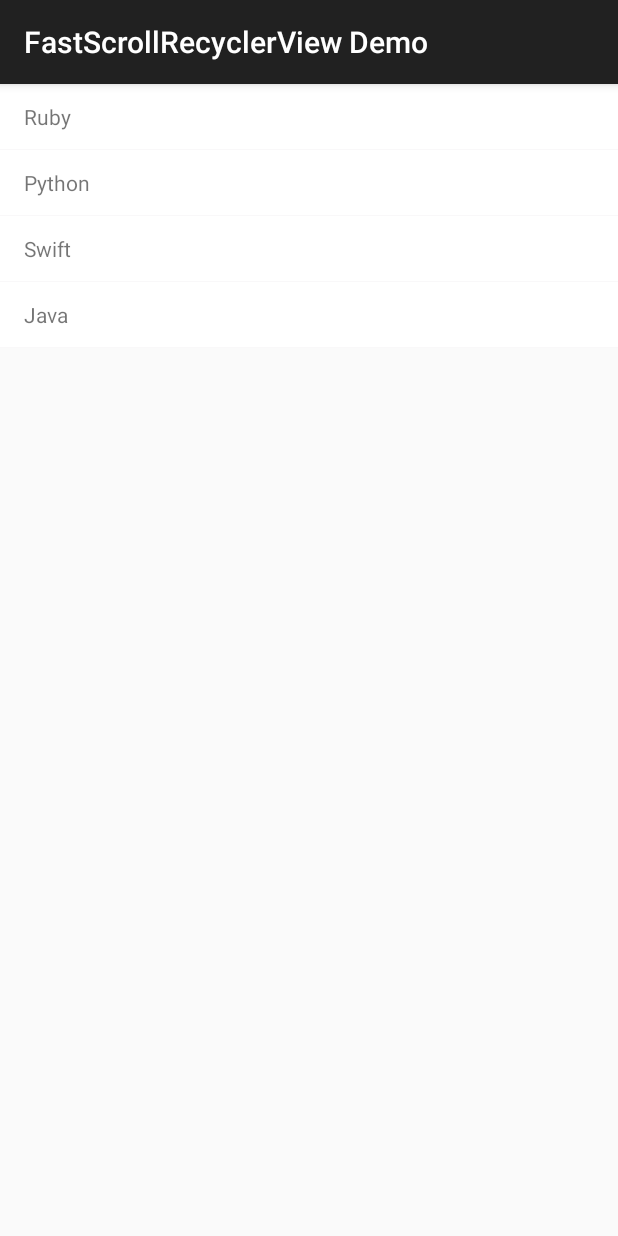
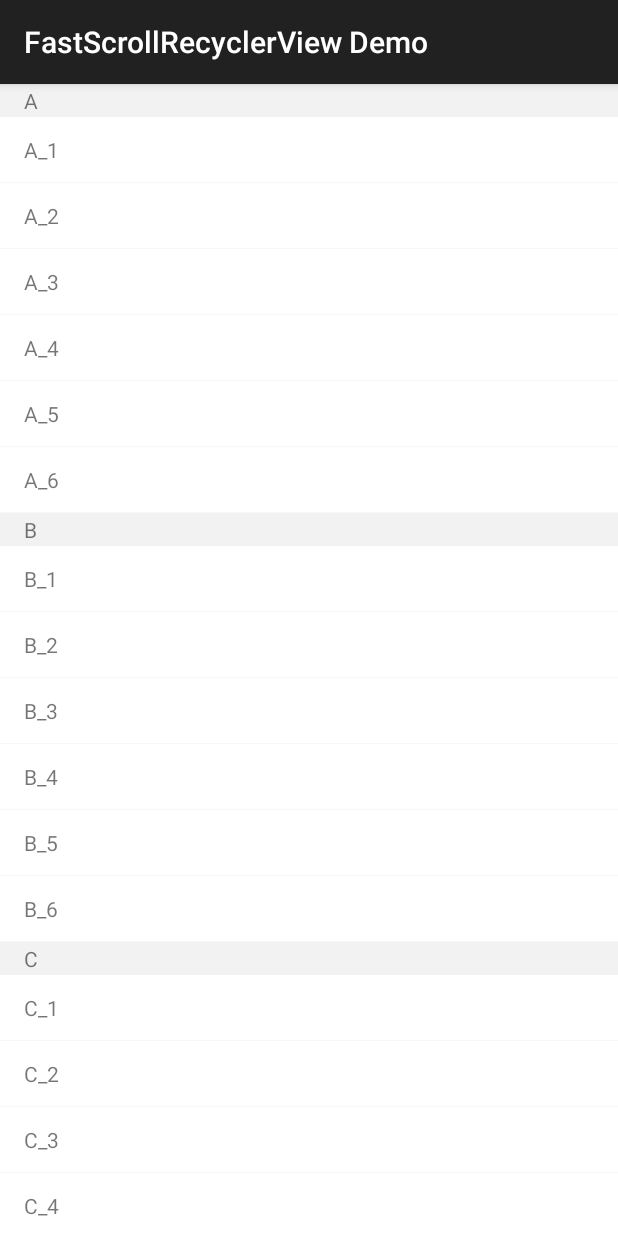
Before and after one commit to nanjingboy/AlphabetsRecyclerView, an Android app: the screen it shows after launch (MainActivity), on a phone screen of 412 x 824 dp. Run offline under Robolectric (Android 15) with nearby library versions, the phone set to English and light mode, and no system bars.

Commit message:
sectionable recyclerView

```diff
--- a/library/src/main/java/me/tom/fastscrollrecyclerview/FastScrollRecyclerView.java
+++ b/library/src/main/java/me/tom/fastscrollrecyclerview/FastScrollRecyclerView.java
@@ -4,6 +4,7 @@ import android.content.Context;
 import android.support.v7.widget.LinearLayoutManager;
 import android.support.v7.widget.RecyclerView;
 import android.util.AttributeSet;
+import android.view.View;
 
 public class FastScrollRecyclerView extends RecyclerView {
 
@@ -31,4 +32,23 @@ public class FastScrollRecyclerView extends RecyclerView {
             super.setLayoutManager(new LinearLayoutManager(mContext));
         }
     }
+
+    static abstract class DefaultViewHolder extends RecyclerView.ViewHolder {
+        public DefaultViewHolder(View view) {
+            super(view);
+        }
+    }
+
+    public static class GroupHeaderViewHolder extends DefaultViewHolder {
+        public GroupHeaderViewHolder(View view) {
+            super(view);
+        }
+    }
+
+    public static class GroupItemViewHolder extends DefaultViewHolder {
+
+        public GroupItemViewHolder(View view) {
+            super(view);
+        }
+    }
 }
--- a/library/src/main/java/me/tom/fastscrollrecyclerview/FastScrollRecyclerViewAdapter.java
+++ b/library/src/main/java/me/tom/fastscrollrecyclerview/FastScrollRecyclerViewAdapter.java
@@ -1,7 +1,102 @@
 package me.tom.fastscrollrecyclerview;
 
 import android.support.v7.widget.RecyclerView;
+import android.util.SparseArray;
+import android.view.ViewGroup;
 
-abstract public class FastScrollRecyclerViewAdapter<VH extends RecyclerView.ViewHolder> extends RecyclerView.Adapter<VH> {
+import java.util.List;
 
+abstract public class FastScrollRecyclerViewAdapter<GroupHeaderViewHolder extends FastScrollRecyclerView.GroupHeaderViewHolder, GroupItemViewHolder extends FastScrollRecyclerView.GroupItemViewHolder> extends RecyclerView.Adapter<FastScrollRecyclerView.DefaultViewHolder> {
+
+    protected final static int VIEW_TYPE_HEADER = -2;
+    protected final static int VIEW_TYPE_ITEM = -1;
+
+    protected SparseArray mGroupHeaderPositions = new SparseArray();
+
+    @Override
+    final public int getItemCount() {
+        int itemCount = 0;
+        int groupCount = getGroupCount();
+        mGroupHeaderPositions.clear();
+        for (int index = 0; index < groupCount; index++) {
+            mGroupHeaderPositions.append(itemCount, index);
+            itemCount += getGroupItemCount(index) + 1;
+        }
+        return itemCount;
+    }
+
+    @Override
+    final public long getItemId(int position) {
+        int groupPosition = mGroupHeaderPositions.indexOfKey(position);
+        if (groupPosition > -1) {
+            return getGroupId(groupPosition);
+        }
+        int[] positions = parsePosition(position);
+        return getGroupItemId(positions[0], positions[1]);
+    }
+
+    @Override
+    final public int getItemViewType(int position) {
+        if (mGroupHeaderPositions.indexOfKey(position) > -1) {
+            return VIEW_TYPE_HEADER;
+        }
+        return VIEW_TYPE_ITEM;
+    }
+
+    @Override
+    final public FastScrollRecyclerView.DefaultViewHolder onCreateViewHolder(ViewGroup parent, int viewType) {
+        if (viewType == VIEW_TYPE_HEADER) {
+            return onCreateGroupHeaderViewHolder(parent);
+        }
+        return onCreateGroupItemViewHolder(parent);
+    }
+
+    @Override
+    final public void onBindViewHolder(FastScrollRecyclerView.DefaultViewHolder holder, int position) {
+        int groupPosition = mGroupHeaderPositions.indexOfKey(position);
+        if (groupPosition > -1) {
+            onBindGroupHeaderViewHolder((GroupHeaderViewHolder) holder, groupPosition);
+        } else {
+            int[] positions = parsePosition(position);
+            onBindGroupItemViewHolder((GroupItemViewHolder) holder, positions[0], positions[1]);
+        }
+    }
+
+    @Override
+    final public void onBindViewHolder(FastScrollRecyclerView.DefaultViewHolder holder, int position, List<Object> payloads) {
+        super.onBindViewHolder(holder, position, payloads);
+    }
+
+    public long getGroupId(int groupPosition) {
+        return groupPosition;
+    }
+
+    public long getGroupItemId(int groupPosition, int groupItemPosition) {
+        return groupItemPosition;
+    }
+
+    protected int[] parsePosition(int position) {
+        synchronized (mGroupHeaderPositions) {
+            int headerPosition = -1;
+            int count = mGroupHeaderPositions.size();
+            for (int index = 0; index < count; index++) {
+                int groupHeaderPosition = mGroupHeaderPositions.keyAt(index);
+                if (position < groupHeaderPosition) {
+                    break;
+                }
+                headerPosition = groupHeaderPosition;
+            }
+            int groupIndex = Integer.parseInt(mGroupHeaderPositions.get(headerPosition).toString());
+            return new int[]{groupIndex, position - headerPosition - 1};
+        }
+    }
+
+    abstract public int getGroupCount();
+    abstract public int getGroupItemCount(int groupPosition);
+
+    abstract public GroupHeaderViewHolder onCreateGroupHeaderViewHolder(ViewGroup parent);
+    abstract public GroupItemViewHolder onCreateGroupItemViewHolder(ViewGroup parent);
+
+    abstract public void onBindGroupHeaderViewHolder(GroupHeaderViewHolder holder, int groupPosition);
+    abstract public void onBindGroupItemViewHolder(GroupItemViewHolder holder, int groupPosition, int groupItemPosition);
 }
--- a/library/src/main/res/drawable/alphabets_recycler_view_divider.xml
+++ b/library/src/main/res/drawable/alphabets_recycler_view_divider.xml
@@ -2,7 +2,7 @@
 <layer-list xmlns:android="http://schemas.android.com/apk/res/android">
     <item>
         <shape android:shape="rectangle">
-            <stroke android:width="1dp" android:color="@color/colorAlphabetsRecyclerViewDivider" />
+            <stroke android:width="1dp" android:color="@color/colorFastScrollRecyclerViewDivider" />
             <solid android:color="@android:color/white" />
         </shape>
     </item>
--- a/library/src/main/res/values/colors.xml
+++ b/library/src/main/res/values/colors.xml
@@ -1,4 +1,5 @@
 <?xml version="1.0" encoding="utf-8"?>
 <resources>
-    <color name="colorAlphabetsRecyclerViewDivider">#F9F8F9</color>
+    <color name="colorFastScrollRecyclerViewDivider">#F9F8F9</color>
+    <color name="colorFastScrollRecyclerViewHeader">#F2F2F2</color>
 </resources>
--- /dev/null
+++ b/library/src/main/res/values/dimens.xml
@@ -0,0 +1,7 @@
+<?xml version="1.0" encoding="utf-8"?>
+<resources>
+    <dimen name="fastScrollRecyclerViewHeaderHeight">22dp</dimen>
+    <dimen name="fastScrollRecyclerViewItemHeight">44dp</dimen>
+    <dimen name="fastScrollRecyclerViewItemPaddingLeft">16dp</dimen>
+    <dimen name="fastScrollRecyclerViewItemPaddingRight">16dp</dimen>
+</resources>
--- /dev/null
+++ b/sample/src/main/java/me/tom/fastscrollrecyclerview/sample/DemoAdapter.java
@@ -0,0 +1,76 @@
+package me.tom.fastscrollrecyclerview.sample;
+
+import android.content.Context;
+import android.view.LayoutInflater;
+import android.view.View;
+import android.view.ViewGroup;
+import android.widget.TextView;
+
+import java.util.ArrayList;
+import java.util.HashMap;
+
+import me.tom.fastscrollrecyclerview.FastScrollRecyclerView;
+import me.tom.fastscrollrecyclerview.FastScrollRecyclerViewAdapter;
+
+public class DemoAdapter extends FastScrollRecyclerViewAdapter<DemoAdapter.DemoHeadViewHolder, DemoAdapter.DemoItemViewHolder> {
+
+    private LayoutInflater mInflater;
+
+    private ArrayList<HashMap<String, Object>> mData;
+
+    public DemoAdapter(Context context, ArrayList<HashMap<String, Object>> data) {
+        mData = data;
+        mInflater = (LayoutInflater) context.getSystemService(Context.LAYOUT_INFLATER_SERVICE);
+    }
+
+    @Override
+    public int getGroupCount() {
+        return mData.size();
+    }
+
+    @Override
+    public int getGroupItemCount(int groupPosition) {
+        return ((ArrayList<String>) mData.get(groupPosition).get("records")).size();
+    }
+
+    @Override
+    public DemoHeadViewHolder onCreateGroupHeaderViewHolder(ViewGroup parent) {
+        return new DemoHeadViewHolder(mInflater.inflate(R.layout.demo_header, parent, false));
+    }
+
+    @Override
+    public DemoItemViewHolder onCreateGroupItemViewHolder(ViewGroup parent) {
+        return new DemoItemViewHolder(mInflater.inflate(R.layout.demo_item, parent, false));
+    }
+
+    @Override
+    public void onBindGroupHeaderViewHolder(DemoHeadViewHolder holder, int groupPosition) {
+        holder.titleView.setText(mData.get(groupPosition).get("key").toString());
+    }
+
+    @Override
+    public void onBindGroupItemViewHolder(DemoItemViewHolder holder, int groupPosition, int groupItemPosition) {
+        ArrayList<String> records = ((ArrayList<String>) mData.get(groupPosition).get("records"));
+        holder.titleView.setText(records.get(groupItemPosition));
+    }
+
+    public static class DemoHeadViewHolder extends FastScrollRecyclerView.GroupHeaderViewHolder {
+
+        public TextView titleView;
+
+        public DemoHeadViewHolder(View view) {
+            super(view);
+            titleView = (TextView) view.findViewById(R.id.titleView);
+        }
+    }
+
+    public static class DemoItemViewHolder extends FastScrollRecyclerView.GroupItemViewHolder {
+
+        public TextView titleView;
+
+        public DemoItemViewHolder(View view) {
+            super(view);
+            titleView = (TextView) view.findViewById(R.id.titleView);
+        }
+    }
+}
--- a/sample/src/main/java/me/tom/fastscrollrecyclerview/sample/LanguagesAdapter.java
+++ /dev/null
@@ -1,48 +0,0 @@
-package me.tom.fastscrollrecyclerview.sample;
-
-import android.content.Context;
-import android.support.v7.widget.RecyclerView;
-import android.view.LayoutInflater;
-import android.view.View;
-import android.view.ViewGroup;
-import android.widget.TextView;
-
-import java.util.List;
-
-import me.tom.fastscrollrecyclerview.FastScrollRecyclerViewAdapter;
-
-public class LanguagesAdapter extends FastScrollRecyclerViewAdapter<LanguagesAdapter.LanguageViewHolder> {
-
-    private List<String> mData;
-    protected LayoutInflater mInflater;
-
-    public LanguagesAdapter(Context context, List<String> data) {
-        mData = data;
-        mInflater = (LayoutInflater) context.getSystemService(Context.LAYOUT_INFLATER_SERVICE);
-    }
-
-    @Override
-    public int getItemCount() {
-        return mData.size();
-    }
-
-    @Override
-    public LanguageViewHolder onCreateViewHolder(ViewGroup parent, int viewType) {
-        return new LanguageViewHolder(mInflater.inflate(R.layout.language_item, parent, false));
-    }
-
-    @Override
-    public void onBindViewHolder(LanguageViewHolder holder, int position) {
-        holder.titleView.setText(mData.get(position));
-    }
-
-    public static class LanguageViewHolder extends RecyclerView.ViewHolder {
-
-        public TextView titleView;
-
-        public LanguageViewHolder(View view) {
-            super(view);
-            titleView = (TextView) view.findViewById(R.id.titleView);
-        }
-    }
-}
--- a/sample/src/main/java/me/tom/fastscrollrecyclerview/sample/MainActivity.java
+++ b/sample/src/main/java/me/tom/fastscrollrecyclerview/sample/MainActivity.java
@@ -4,23 +4,39 @@ import android.os.Bundle;
 import android.support.annotation.Nullable;
 import android.support.v7.app.AppCompatActivity;
 
+import java.util.ArrayList;
 import java.util.Arrays;
-import java.util.List;
+import java.util.HashMap;
 
 import me.tom.fastscrollrecyclerview.FastScrollRecyclerView;
 
 
 public class MainActivity extends AppCompatActivity {
 
-    private LanguagesAdapter mAdapter;
+    private DemoAdapter mAdapter;
     private FastScrollRecyclerView mRecyclerView;
 
     @Override
     protected void onCreate(@Nullable Bundle savedInstanceState) {
         super.onCreate(savedInstanceState);
         setContentView(R.layout.activity_main);
-        List<String> languages = Arrays.asList(new String[] { "Ruby", "Python", "Swift", "Java" });
-        mAdapter = new LanguagesAdapter(this, languages);
+
+        ArrayList<HashMap<String, Object>> data = new ArrayList<>();
+        String[] keys = new String[] { "A", "B", "C", "D", "E", "X"};
+        for (int index = 0; index < keys.length;  index++) {
+            ArrayList<String> records = new ArrayList<>();
+            records.add(String.format("%s_1", keys[index]));
+            records.add(String.format("%s_2", keys[index]));
+            records.add(String.format("%s_3", keys[index]));
+            records.add(String.format("%s_4", keys[index]));
+            records.add(String.format("%s_5", keys[index]));
+            records.add(String.format("%s_6", keys[index]));
+            HashMap<String, Object> item = new HashMap<>();
+            item.put("key", keys[index]);
+            item.put("records", records);
+            data.add(item);
+        }
+        mAdapter = new DemoAdapter(this, data);
         mRecyclerView = (FastScrollRecyclerView) findViewById(R.id.recyclerView);
         mRecyclerView.setAdapter(mAdapter);
     }
--- a/sample/src/main/res/layout/language_item.xml
+++ b/sample/src/main/res/layout/demo_header.xml
@@ -2,9 +2,10 @@
 <LinearLayout xmlns:android="http://schemas.android.com/apk/res/android"
     android:orientation="vertical"
     android:layout_width="match_parent"
-    android:layout_height="44dp"
-    android:paddingLeft="16dp"
-    android:background="@drawable/alphabets_recycler_view_divider">
+    android:layout_height="@dimen/fastScrollRecyclerViewHeaderHeight"
+    android:paddingLeft="@dimen/fastScrollRecyclerViewItemPaddingLeft"
+    android:paddingRight="@dimen/fastScrollRecyclerViewItemPaddingRight"
+    android:background="@color/colorFastScrollRecyclerViewHeader">
     <TextView
         android:id="@+id/titleView"
         android:gravity="center_vertical"
--- /dev/null
+++ b/sample/src/main/res/layout/demo_item.xml
@@ -0,0 +1,14 @@
+<?xml version="1.0" encoding="utf-8"?>
+<LinearLayout xmlns:android="http://schemas.android.com/apk/res/android"
+    android:orientation="vertical"
+    android:layout_width="match_parent"
+    android:layout_height="@dimen/fastScrollRecyclerViewItemHeight"
+    android:paddingLeft="@dimen/fastScrollRecyclerViewItemPaddingLeft"
+    android:paddingRight="@dimen/fastScrollRecyclerViewItemPaddingRight"
+    android:background="@drawable/alphabets_recycler_view_divider">
+    <TextView
+        android:id="@+id/titleView"
+        android:gravity="center_vertical"
+        android:layout_width="match_parent"
+        android:layout_height="match_parent"/>
+</LinearLayout>
```
